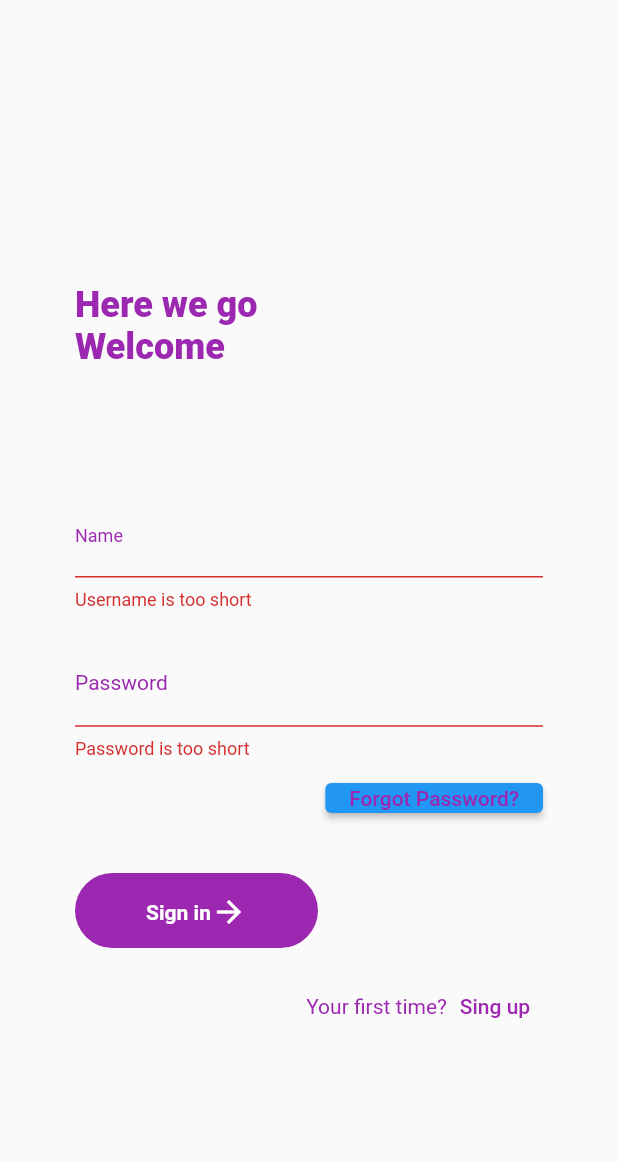
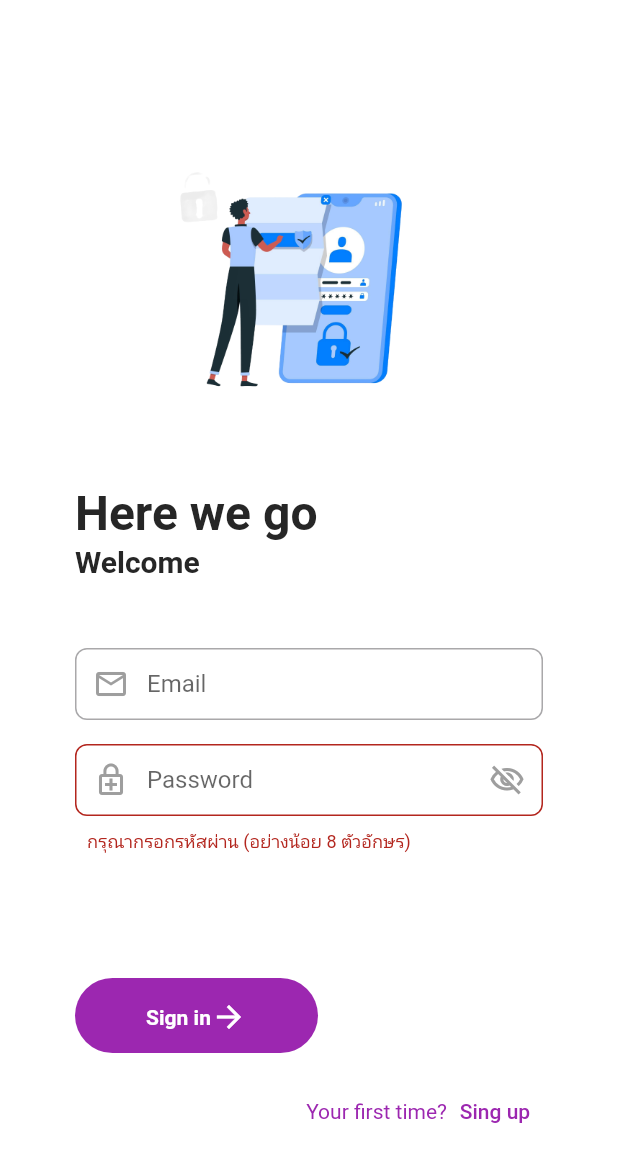
Before and after one commit to ponlakrit1/flutter_fake_shop, a Flutter app: the screen it shows after launch, after a tap on "Sign in", on a phone screen of 412 x 824 dp. Shown: the top 1162 px of the screen. Run offline on Flutter 3.47's test engine with Material 3 defaults, Android fonts, the phone set to English and light mode, and no system bars; our stand-ins replace cached_network_image, flutter_cache_manager, flutter_dotenv, get_it, go_router; Roboto replaces fonts that are missing (NotoSansThai, SukumvitSetSemiBold); statements that could not run were skipped.

Commit message:
feat: 🎸 Add fake shop widget

```diff
--- a/lib/core/theme/app_color.dart
+++ b/lib/core/theme/app_color.dart
@@ -1,30 +1,30 @@
 import 'package:flutter/material.dart';
 
 class AppColor {
-  static const MaterialColor primary = MaterialColor(0xFF842CDD, <int, Color>{
-    50: Color(0xFFF1E7FB),
-    100: Color(0xFFDBC5F5),
-    200: Color(0xFFC39EEF),
-    300: Color(0xFFAB74E9),
-    400: Color(0xFF9852E3),
-    500: Color(0xFF842CDD),
-    600: Color(0xFF7A27D6),
-    700: Color(0xFF6C1CCD),
-    800: Color(0xFF5E13C7),
-    900: Color(0xFF4900B9),
+  static const MaterialColor primary = MaterialColor(0xFF4c49ac, <int, Color>{
+    50: Color(0xFFe9eaf6),
+    100: Color(0xFFc9cbea),
+    200: Color(0xFFa6a9db),
+    300: Color(0xFF8387cd),
+    400: Color(0xFF6a6cc1),
+    500: Color(0xFF5251b6),
+    600: Color(0xFF4c49ac),
+    700: Color(0xFF443fa0),
+    800: Color(0xFF3c3594),
+    900: Color(0xFF30227e),
   });
 
-  static const MaterialColor secondary = MaterialColor(0xffe2105f, <int, Color>{
-    50: Color(0xFFfbe3eb),
-    100: Color(0xFFf6b9ce),
-    200: Color(0xFFf08cae),
-    300: Color(0xFFeb5e8f),
-    400: Color(0xFFe63a76),
-    500: Color(0xFFe2105f),
-    600: Color(0xFFd10e5c),
-    700: Color(0xFFbc0c57),
-    800: Color(0xFFa70853),
-    900: Color(0xFF82044b),
+  static const MaterialColor secondary = MaterialColor(0xFF98beff, <int, Color>{
+    50: Color(0xFFe4efff),
+    100: Color(0xFFbfd7ff),
+    200: Color(0xFF98beff),
+    300: Color(0xFF76a4fa),
+    400: Color(0xFF6791f5),
+    500: Color(0xFF617eed),
+    600: Color(0xFF5f70dd),
+    700: Color(0xFF5b5ec9),
+    800: Color(0xFF564cb4),
+    900: Color(0xFF4d2b91),
   });
 
   static const MaterialColor neutral = MaterialColor(0xFFc2c2c2, <int, Color>{
--- a/lib/core/theme/app_theme.dart
+++ b/lib/core/theme/app_theme.dart
@@ -1,10 +1,17 @@
 import 'package:flutter/material.dart';
+import 'package:flutter/services.dart';
+import 'package:flutter_fake_shop/core/theme/app_color.dart';
 
 class AppTheme {
   static ThemeData get defaultTheme {
     return ThemeData(
       useMaterial3: false,
       fontFamily: 'NotoSansThai',
+      canvasColor: Colors.white,
+      colorScheme: ThemeData().colorScheme.copyWith(primary: AppColor.primary),
+      appBarTheme: const AppBarTheme(
+        systemOverlayStyle: SystemUiOverlayStyle.dark,
+      ),
     );
   }
 }
--- /dev/null
+++ b/lib/core/widget/fs_input.dart
@@ -0,0 +1,84 @@
+import 'package:flutter/material.dart';
+
+class FsInput extends StatefulWidget {
+  final TextEditingController controller;
+  final String hintText;
+  final bool obscureText;
+  final Icon? prefixIcon;
+  final String? errorText;
+  final Function(String) onChanged;
+  final String? Function(String?) validator;
+
+  const FsInput({
+    super.key,
+    required this.controller,
+    required this.hintText,
+    required this.obscureText,
+    this.prefixIcon,
+    this.errorText,
+    required this.onChanged,
+    required this.validator,
+  });
+
+  @override
+  State<FsInput> createState() => _InputWidgetState();
+}
+
+class _InputWidgetState extends State<FsInput> {
+  late bool visibility;
+
+  @override
+  void initState() {
+    super.initState();
+
+    visibility = widget.obscureText;
+  }
+
+  @override
+  Widget build(BuildContext context) {
+    return Padding(
+      padding: const EdgeInsets.symmetric(
+        vertical: 8.0,
+        horizontal: 0.0,
+      ),
+      child: TextFormField(
+        controller: widget.controller,
+        obscureText: visibility,
+        autovalidateMode: AutovalidateMode.onUserInteraction,
+        decoration: InputDecoration(
+          border: OutlineInputBorder(
+            borderRadius: BorderRadius.circular(8.0),
+          ),
+          contentPadding: const EdgeInsets.symmetric(
+            vertical: 8.0,
+            horizontal: 8.0,
+          ),
+          hintText: widget.hintText,
+          prefixIcon: widget.prefixIcon,
+          prefixIconColor: Colors.grey,
+          suffixIcon: widget.obscureText
+              ? IconButton(
+                  icon: visibility
+                      ? const Icon(
+                          Icons.visibility_off_outlined,
+                          color: Colors.grey,
+                        )
+                      : const Icon(
+                          Icons.visibility_outlined,
+                          color: Colors.grey,
+                        ),
+                  onPressed: () {
+                    setState(() {
+                      visibility = !visibility;
+                    });
+                  },
+                )
+              : null,
+          errorText: widget.errorText,
+        ),
+        onChanged: widget.onChanged,
+        validator: widget.validator,
+      ),
+    );
+  }
+}
--- a/lib/features/auth/presentation/page/login_screen.dart
+++ b/lib/features/auth/presentation/page/login_screen.dart
@@ -1,108 +1,88 @@
 import 'package:flutter/material.dart';
+import 'package:flutter_fake_shop/core/theme/text_theme_extension.dart';
+import 'package:flutter_fake_shop/core/widget/fs_input.dart';
 
 class LoginScreen extends StatelessWidget {
   static const String routeName = '/login';
 
+  LoginScreen({super.key});
+
   final _formKey = GlobalKey<FormState>();
+
+  final _emailCtrl = TextEditingController();
+  final _passwordCtrl = TextEditingController();
+
   @override
   Widget build(BuildContext context) {
     return Scaffold(
-      body: _signinForm(context),
-    );
-  }
+      body: Form(
+        key: _formKey,
+        child: Padding(
+          padding: const EdgeInsets.symmetric(horizontal: 50),
+          child: Column(
+            mainAxisAlignment: MainAxisAlignment.center,
+            crossAxisAlignment: CrossAxisAlignment.start,
+            children: [
+              Center(
+                child: Image.asset(
+                  'assets/images/auth/login_header.png',
+                  width: 240.0,
+                  height: 240.0,
+                ),
+              ),
+              const SizedBox(height: 24.0),
+              Text(
+                'Here we go',
+                style: Theme.of(context).textTheme.h1.copyWith(fontSize: 32),
+              ),
+              Text(
+                'Welcome',
+                style: Theme.of(context).textTheme.h4,
+              ),
+              const SizedBox(height: 36.0),
+              FsInput(
+                controller: _emailCtrl,
+                hintText: 'Email',
+                obscureText: false,
+                prefixIcon: const Icon(Icons.email_outlined),
+                // errorText: state is LoginFailedValidateEmail
+                //     ? state.emailErrorMsg
+                //     : null,
+                onChanged: (text) {},
+                validator: (text) {
+                  // if (!EmailValidator.validate(text!)) {
+                  //   return 'กรุณากรอกอีเมลให้ถูกต้อง (you@example.com)';
+                  // }
 
-  Widget _signinForm(BuildContext context) {
-    return Form(
-      key: _formKey,
-      child: Padding(
-        padding: const EdgeInsets.only(top: 0, left: 50, right: 50),
-        child: Column(
-          mainAxisAlignment: MainAxisAlignment.center,
-          children: <Widget>[
-            Row(children: <Widget>[
-              // VerticalText(),
-              _textLogin(context),
-            ]),
-            _usernameField(context),
-            _passwordField(context),
-            _forgotPassword(context),
-            _signinButton(context, _formKey),
-            _firstTime(context),
-          ],
+                  return null;
+                },
+              ),
+              FsInput(
+                controller: _passwordCtrl,
+                hintText: 'Password',
+                obscureText: true,
+                prefixIcon: const Icon(Icons.enhanced_encryption_outlined),
+                // errorText: state is LoginFailedValidatePassword
+                //     ? state.passwordErrorMsg
+                //     : null,
+                onChanged: (text) {},
+                validator: (text) {
+                  if (text!.length < 8) {
+                    return 'กรุณากรอกรหัสผ่าน (อย่างน้อย 8 ตัวอักษร)';
+                  }
+
+                  return null;
+                },
+              ),
+              const SizedBox(height: 36.0),
+              _signinButton(context, _formKey),
+              _firstTime(context),
+            ],
+          ),
         ),
       ),
     );
   }
-}
-
-Widget _usernameField(BuildContext context) {
-  return Container(
-    width: MediaQuery.of(context).size.width,
-    child: TextFormField(
-      style: TextStyle(
-        color: Colors.purple,
-      ),
-      decoration: InputDecoration(
-        enabledBorder: UnderlineInputBorder(
-          borderSide: BorderSide(color: Colors.purple),
-        ),
-        focusedBorder: UnderlineInputBorder(
-          borderSide: BorderSide(color: Colors.purple),
-        ),
-        border: UnderlineInputBorder(
-          borderSide: BorderSide(color: Colors.purple),
-        ),
-        // border: InputBorder.,
-        fillColor: Colors.lightBlueAccent,
-        labelText: 'Name',
-        labelStyle: TextStyle(
-          fontFamily: 'SukumvitSetSemiBold',
-          fontSize: 12,
-          color: Colors.purple,
-        ),
-      ),
-      validator: (value) => 'Username is too short',
-      onChanged: (value) => {},
-    ),
-  );
-}
-
-Widget _passwordField(BuildContext context) {
-  return Padding(
-    padding: const EdgeInsets.only(
-      top: 20,
-    ),
-    child: Container(
-      height: 80,
-      width: MediaQuery.of(context).size.width,
-      child: TextFormField(
-        style: TextStyle(
-          color: Colors.purple,
-        ),
-        obscureText: true,
-        decoration: InputDecoration(
-          enabledBorder: UnderlineInputBorder(
-            borderSide: BorderSide(color: Colors.purple),
-          ),
-          focusedBorder: UnderlineInputBorder(
-            borderSide: BorderSide(color: Colors.purple),
-          ),
-          border: UnderlineInputBorder(
-            borderSide: BorderSide(color: Colors.purple),
-          ),
-          // border: InputBorder.none,
-          labelText: 'Password',
-          labelStyle: TextStyle(
-            fontFamily: 'SukumvitSetSemiBold',
-            fontSize: 14,
-            color: Colors.purple,
-          ),
-        ),
-        validator: (value) => 'Password is too short',
-        onChanged: (value) => {},
-      ),
-    ),
-  );
 }
 
 Widget _signinButton(BuildContext context, _formKey) {
@@ -189,64 +169,3 @@ Widget _firstTime(BuildContext context) {
     ),
   );
 }
-
-Widget _forgotPassword(BuildContext context) {
-  return Padding(
-    padding: const EdgeInsets.only(
-      top: 15,
-      left: 150,
-    ),
-    child: Container(
-      alignment: Alignment.topRight,
-      height: 20,
-      child: ElevatedButton(
-        onPressed: () {},
-        child: Text(
-          'Forgot Password?',
-          style: TextStyle(
-            fontFamily: 'SukumvitSetSemiBold',
-            fontSize: 14,
-            color: Colors.purple,
-          ),
-          textAlign: TextAlign.right,
-        ),
-      ),
-    ),
-  );
-}
-
-Widget _textLogin(BuildContext context) {
-  return Padding(
-    padding: const EdgeInsets.only(
-      top: 0,
-    ),
-    child: Container(
-      //color: Colors.green,
-      height: 200,
-      width: 200,
-      child: Column(
-        children: <Widget>[
-          Container(
-            height: 60,
-          ),
-          Center(
-            child: Text(
-              'Here we go Welcome',
-              style: TextStyle(
-                fontFamily: 'SukumvitSetSemiBold',
-                fontSize: 24,
-                color: Colors.purple,
-                fontWeight: FontWeight.w900,
-              ),
-            ),
-          ),
-        ],
-      ),
-    ),
-  );
-}
-
-void _showSnackBar(BuildContext context, String message) {
-  final snackBar = SnackBar(content: Text(message));
-  ScaffoldMessenger.of(context).showSnackBar(snackBar);
-}
--- a/pubspec.yaml
+++ b/pubspec.yaml
@@ -27,6 +27,8 @@ dependencies:
   flutter_bloc: ^8.1.6
   go_router: ^14.2.7
   get_it: ^7.7.0
+  cached_network_image: ^3.3.1
+  flutter_cache_manager: ^3.3.1
 
 dev_dependencies:
   flutter_test:
@@ -46,6 +48,8 @@ flutter:
 
   assets:
     - .env.dev
+    - assets/images/
+    - assets/images/auth/
 
   fonts:
     - family: NotoSansThais
```
Also changed, not shown: lib/core/theme/text_theme_extension.dart (added, +163 -0 lines), lib/core/widget/fs_button.dart (added, +47 -0 lines), lib/core/widget/fs_cache_image.dart (added, +48 -0 lines), assets/images/auth/login_header.png (added), assets/images/default_image.png (added), 6 other files.
